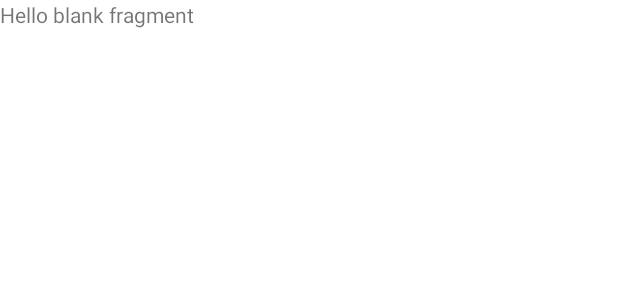
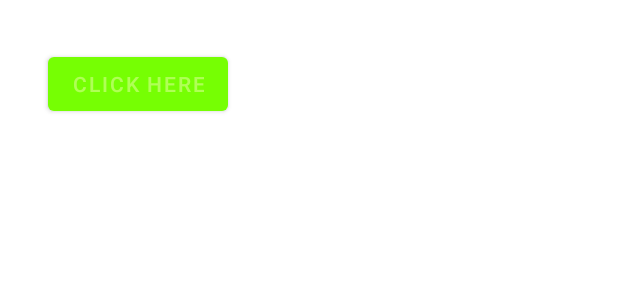
Before and after one commit to Dragoonov/Fuktorial, an Android app: the layout fragment_tutorial_entry.xml on its own in the app's theme, with its tools: preview values and no code run, on a phone screen of 412 x 824 dp. Shown: the top 300 px of the screen. Run offline under Robolectric (Android 15) with nearby library versions, the phone set to English and light mode, and no system bars.

Commit message:
Continued work at tutorial fragments

```diff
--- a/app/src/main/AndroidManifest.xml
+++ b/app/src/main/AndroidManifest.xml
@@ -19,6 +19,8 @@
                 <category android:name="android.intent.category.LAUNCHER" />
             </intent-filter>
         </activity>
+
+        <activity android:name=".fucktivities.tutorial.TutorialLevelActivity" />
     </application>
 
 </manifest>
--- /dev/null
+++ b/app/src/main/java/com/example/fuktorial/Extensions.kt
@@ -0,0 +1,24 @@
+package com.example.fuktorial
+
+import android.app.Activity
+import android.content.Intent
+import androidx.fragment.app.Fragment
+import androidx.fragment.app.FragmentActivity
+import androidx.fragment.app.commit
+
+fun<T : Fragment> FragmentActivity.replaceFragment(fragmentClass: Class<T>) {
+    val TAG = "Current Fragment"
+    supportFragmentManager.commit {
+        if (supportFragmentManager.backStackEntryCount == 0) {
+            add(R.id.fragment_container, fragmentClass, null, TAG)
+        } else {
+            replace(R.id.fragment_container, fragmentClass, null, TAG)
+        }
+        addToBackStack(null)
+    }
+}
+
+fun <T : Activity> Fragment.startFucktivity(fucktivityClass: Class<T>) {
+    val intent = Intent(activity, fucktivityClass)
+    activity?.startActivity(intent)
+}
--- a/app/src/main/java/com/example/fuktorial/MainActivity.kt
+++ b/app/src/main/java/com/example/fuktorial/MainActivity.kt
@@ -5,7 +5,10 @@ import android.widget.Toolbar
 import com.google.android.material.floatingactionbutton.FloatingActionButton
 import com.google.android.material.snackbar.Snackbar
 import androidx.appcompat.app.AppCompatActivity
+import androidx.fragment.app.add
+import androidx.fragment.app.commit
 import com.example.fuktorial.databinding.ActivityMainBinding
+import com.example.fuktorial.fucktivities.tutorial.TutorialEntryFragment
 
 class MainActivity : AppCompatActivity() {
 
@@ -13,5 +16,8 @@ class MainActivity : AppCompatActivity() {
         super.onCreate(savedInstanceState)
         val binding = ActivityMainBinding.inflate(layoutInflater)
         setContentView(binding.root)
+        if (savedInstanceState == null) {
+            replaceFragment(TutorialEntryFragment::class.java)
+        }
     }
 }
--- a/app/src/main/java/com/example/fuktorial/fucktivities/tutorial/TutorialEntryFragment.kt
+++ b/app/src/main/java/com/example/fuktorial/fucktivities/tutorial/TutorialEntryFragment.kt
@@ -6,6 +6,7 @@ import android.view.LayoutInflater
 import android.view.View
 import android.view.ViewGroup
 import com.example.fuktorial.databinding.FragmentTutorialEntryBinding
+import com.example.fuktorial.startFucktivity
 
 class TutorialEntryFragment : Fragment() {
 
@@ -13,8 +14,22 @@ class TutorialEntryFragment : Fragment() {
         inflater: LayoutInflater, container: ViewGroup?,
         savedInstanceState: Bundle?
     ): View? {
-        val binding = FragmentTutorialEntryBinding.inflate(inflater, container, false).root
-        return binding
+        val binding = FragmentTutorialEntryBinding.inflate(inflater, container, false).apply {
+            fragment = this@TutorialEntryFragment
+            lifecycleOwner = viewLifecycleOwner
+        }
+        return binding.root
+    }
+    @JvmOverloads
+    fun handleClick(view: View, next: View? = null) {
+        view.visibility = View.GONE
+        if (next == null) {
+            showBanner()
+        } else {
+            next.visibility = View.VISIBLE
+        }
     }
 
+    private fun showBanner() = startFucktivity(TutorialLevelActivity::class.java)
+
 }
--- a/app/src/main/res/layout/activity_main.xml
+++ b/app/src/main/res/layout/activity_main.xml
@@ -29,6 +29,7 @@
             app:layout_constraintBottom_toBottomOf="parent"
             app:layout_constraintEnd_toEndOf="parent"
             app:layout_constraintStart_toStartOf="parent"
+            android:background="@color/secondaryLightColor"
             app:menu="@menu/bottom_nav_menu" />
 
 
--- a/app/src/main/res/layout/fragment_tutorial_entry.xml
+++ b/app/src/main/res/layout/fragment_tutorial_entry.xml
@@ -1,20 +1,68 @@
 <?xml version="1.0" encoding="utf-8"?>
 <layout xmlns:android="http://schemas.android.com/apk/res/android"
+    xmlns:app="http://schemas.android.com/apk/res-auto"
     xmlns:tools="http://schemas.android.com/tools">
 
     <data>
-
+        <variable
+            name="fragment"
+            type="com.example.fuktorial.fucktivities.tutorial.TutorialEntryFragment" />
     </data>
 
-    <FrameLayout
+    <androidx.constraintlayout.widget.ConstraintLayout
         android:layout_width="match_parent"
         android:layout_height="match_parent"
         tools:context=".fucktivities.tutorial.TutorialEntryFragment">
 
-        <TextView
-            android:layout_width="match_parent"
-            android:layout_height="match_parent"
-            android:text="@string/hello_blank_fragment" />
+        <Button
+            android:id="@+id/button"
+            android:layout_width="wrap_content"
+            android:layout_height="wrap_content"
+            android:layout_marginStart="32dp"
+            android:layout_marginLeft="32dp"
+            android:layout_marginTop="32dp"
+            android:text="@string/click"
+            android:onClick="@{(view) -> fragment.handleClick(view, button2)}"
+            app:layout_constraintStart_toStartOf="parent"
+            app:layout_constraintTop_toTopOf="parent" />
 
-    </FrameLayout>
+        <Button
+            android:id="@+id/button2"
+            android:layout_width="wrap_content"
+            android:layout_height="wrap_content"
+            android:layout_marginTop="32dp"
+            android:layout_marginEnd="32dp"
+            android:layout_marginRight="32dp"
+            android:text="@string/click"
+            android:visibility="gone"
+            android:onClick="@{(view) -> fragment.handleClick(view, button3)}"
+            app:layout_constraintEnd_toEndOf="parent"
+            app:layout_constraintTop_toTopOf="parent" />
+
+        <Button
+            android:id="@+id/button3"
+            android:layout_width="wrap_content"
+            android:layout_height="wrap_content"
+            android:layout_marginStart="32dp"
+            android:layout_marginLeft="32dp"
+            android:layout_marginBottom="32dp"
+            android:text="@string/click"
+            android:visibility="gone"
+            android:onClick="@{(view) -> fragment.handleClick(view, button4)}"
+            app:layout_constraintBottom_toBottomOf="parent"
+            app:layout_constraintStart_toStartOf="parent" />
+
+        <Button
+            android:id="@+id/button4"
+            android:layout_width="wrap_content"
+            android:layout_height="wrap_content"
+            android:layout_marginEnd="32dp"
+            android:layout_marginRight="32dp"
+            android:layout_marginBottom="32dp"
+            android:visibility="gone"
+            android:onClick="@{(view) -> fragment.handleClick(view)}"
+            android:text="@string/click"
+            app:layout_constraintBottom_toBottomOf="parent"
+            app:layout_constraintEnd_toEndOf="parent" />
+    </androidx.constraintlayout.widget.ConstraintLayout>
 </layout>
--- a/app/src/main/res/values-night/themes.xml
+++ b/app/src/main/res/values-night/themes.xml
@@ -2,13 +2,13 @@
     <!-- Base application theme. -->
     <style name="Theme.Fuktorial" parent="Theme.MaterialComponents.DayNight.DarkActionBar">
         <!-- Primary brand color. -->
-        <item name="colorPrimary">@color/purple_200</item>
-        <item name="colorPrimaryVariant">@color/purple_700</item>
-        <item name="colorOnPrimary">@color/black</item>
+        <item name="colorPrimary">@color/primaryColor</item>
+        <item name="colorPrimaryVariant">@color/primaryDarkColor</item>
+        <item name="colorOnPrimary">@color/primaryLightColor</item>
         <!-- Secondary brand color. -->
-        <item name="colorSecondary">@color/teal_200</item>
-        <item name="colorSecondaryVariant">@color/teal_200</item>
-        <item name="colorOnSecondary">@color/black</item>
+        <item name="colorSecondary">@color/secondaryColor</item>
+        <item name="colorSecondaryVariant">@color/secondaryDarkColor</item>
+        <item name="colorOnSecondary">@color/secondaryLightColor</item>
         <!-- Status bar color. -->
         <item name="android:statusBarColor" tools:targetApi="l">?attr/colorPrimaryVariant</item>
         <!-- Customize your theme here. -->
--- a/app/src/main/res/values/colors.xml
+++ b/app/src/main/res/values/colors.xml
@@ -1,10 +1,11 @@
 <?xml version="1.0" encoding="utf-8"?>
 <resources>
-    <color name="purple_200">#FFBB86FC</color>
-    <color name="purple_500">#FF6200EE</color>
-    <color name="purple_700">#FF3700B3</color>
-    <color name="teal_200">#FF03DAC5</color>
-    <color name="teal_700">#FF018786</color>
-    <color name="black">#FF000000</color>
-    <color name="white">#FFFFFFFF</color>
+    <color name="primaryColor">#76ff03</color>
+    <color name="primaryLightColor">#b0ff57</color>
+    <color name="primaryDarkColor">#32cb00</color>
+    <color name="secondaryColor">#ffea00</color>
+    <color name="secondaryLightColor">#ffff56</color>
+    <color name="secondaryDarkColor">#c7b800</color>
+    <color name="primaryTextColor">#000000</color>
+    <color name="secondaryTextColor">#000000</color>
 </resources>
--- a/app/src/main/res/values/strings.xml
+++ b/app/src/main/res/values/strings.xml
@@ -14,4 +14,5 @@
     <string name="tasks">Tasks</string>
     <string name="settings">Settings</string>
     <string name="hello_blank_fragment">Hello blank fragment</string>
+    <string name="click">Click here</string>
 </resources>
--- a/app/src/main/res/values/themes.xml
+++ b/app/src/main/res/values/themes.xml
@@ -2,13 +2,13 @@
     <!-- Base application theme. -->
     <style name="Theme.Fuktorial" parent="Theme.MaterialComponents.DayNight.DarkActionBar">
         <!-- Primary brand color. -->
-        <item name="colorPrimary">@color/purple_500</item>
-        <item name="colorPrimaryVariant">@color/purple_700</item>
-        <item name="colorOnPrimary">@color/white</item>
+        <item name="colorPrimary">@color/primaryColor</item>
+        <item name="colorPrimaryVariant">@color/primaryDarkColor</item>
+        <item name="colorOnPrimary">@color/primaryLightColor</item>
         <!-- Secondary brand color. -->
-        <item name="colorSecondary">@color/teal_200</item>
-        <item name="colorSecondaryVariant">@color/teal_700</item>
-        <item name="colorOnSecondary">@color/black</item>
+        <item name="colorSecondary">@color/secondaryColor</item>
+        <item name="colorSecondaryVariant">@color/secondaryDarkColor</item>
+        <item name="colorOnSecondary">@color/secondaryLightColor</item>
         <!-- Status bar color. -->
         <item name="android:statusBarColor" tools:targetApi="l">?attr/colorPrimaryVariant</item>
         <!-- Customize your theme here. -->
```
